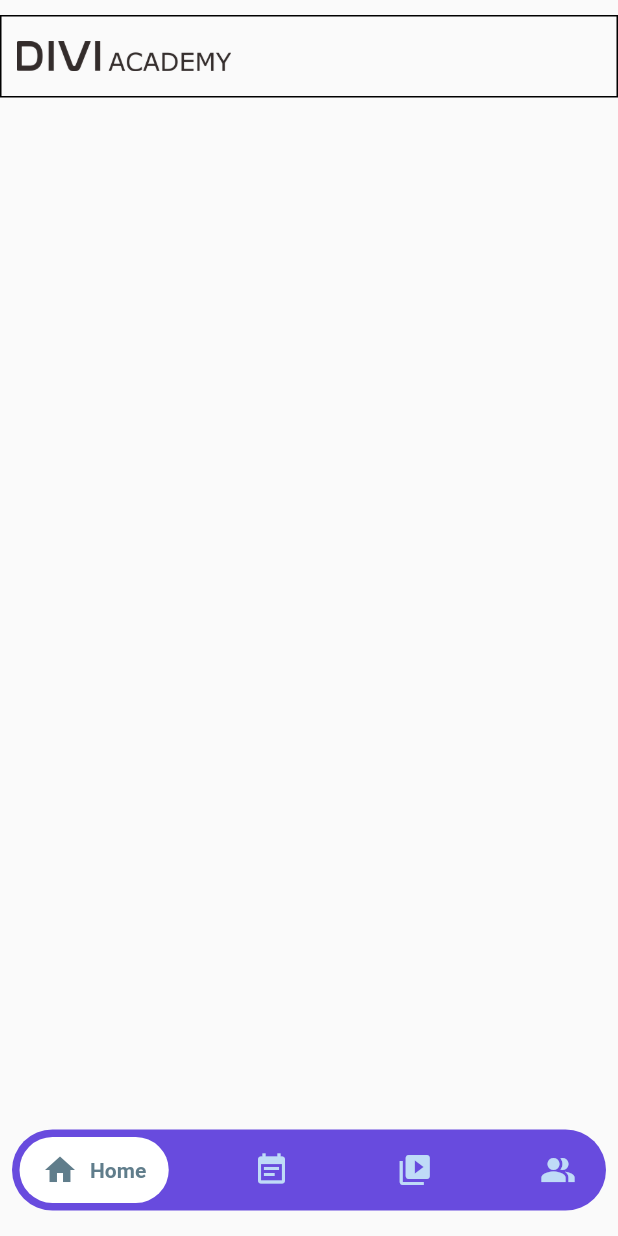
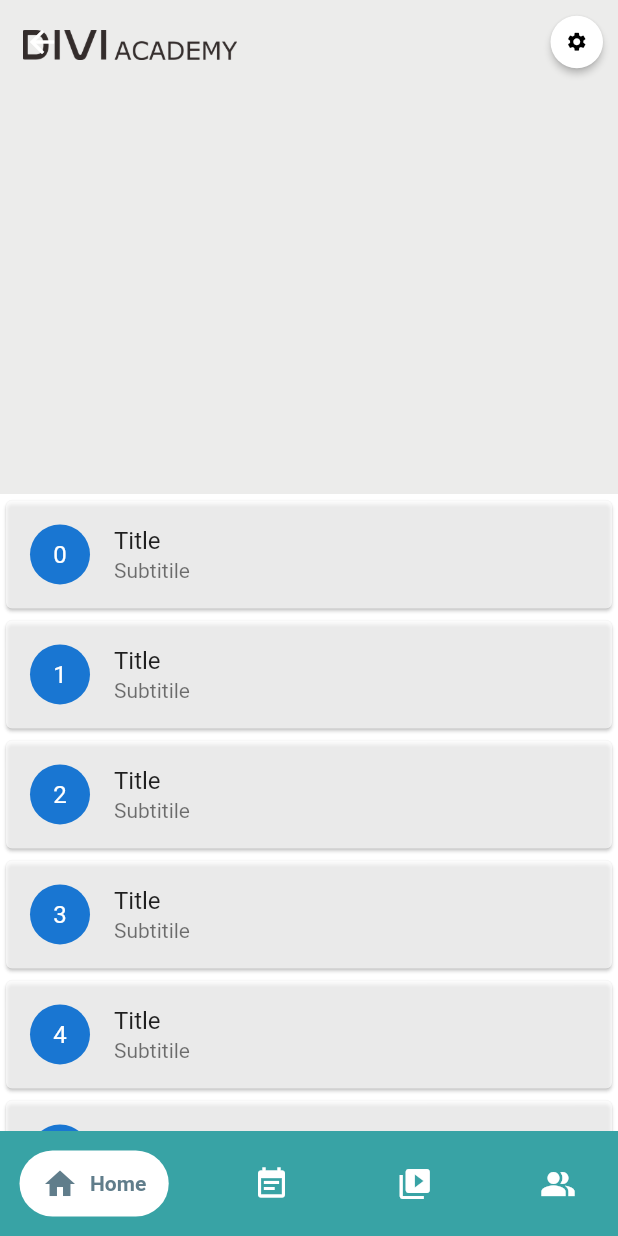
Before and after one commit to GigantiX/roles_app, a Flutter app: the HomeView screen opened by its route, on a phone screen of 412 x 824 dp. Run offline on Flutter 3.47's test engine with Material 2 defaults, Android fonts, the phone set to English and light mode, and no system bars; drawn by our look-alikes of draggable_home, google_nav_bar; our stand-ins replace firebase_auth, firebase_core, get, google_fonts, pinput; missing offline and left inert: flutter_animated_button; accounts and stored records are empty.

Commit message:
Home 30%

```diff
--- a/lib/app/modules/contenthome/views/contenthome_view.dart
+++ b/lib/app/modules/contenthome/views/contenthome_view.dart
@@ -1,3 +1,5 @@
+import 'package:approle/color_pack.dart';
+import 'package:draggable_home/draggable_home.dart';
 import 'package:flutter/material.dart';
 
 import 'package:get/get.dart';
@@ -10,32 +12,80 @@ class ContenthomeView extends GetView<ContenthomeController> {
     return Scaffold(
       resizeToAvoidBottomInset: false,
       body: Container(
-        constraints: BoxConstraints.expand(),
-        child: SingleChildScrollView(
-          child: Column(
-            children: [
-              SizedBox(
-                  height: 10
+        child: DraggableHome(
+          title: Image.asset('assets/images/DiviAcaHrznBlck.png',
+          height: 17,
+          ),
+          backgroundColor: Colors.white,
+          appBarColor: CoWhiteGrey,
+          fullyStretchable: false,
+          curvedBodyRadius: 0,
+          actions: [
+            SizedBox(
+              height: 35,
+              width: 35,
+              child: ElevatedButton(
+                onPressed: () {},
+                child: Icon(Icons.settings,
+                    color: Colors.black,
+                  size: 15,
+                ),
+                style: ElevatedButton.styleFrom(
+                  shape: CircleBorder(),
+                  padding: EdgeInsets.all(10),
+                  primary: Colors.white, // <-- Button color
+                  onPrimary: Colors.blueGrey, // <-- Splash color
+                ),
               ),
-              Container(
-                // color: Colors.black,
-                decoration: BoxDecoration(
-                  border: Border.all(width: 1)
+            ),
+            SizedBox(
+              width: 10,
+            )
+          ],
+          alwaysShowLeadingAndAction: true,
+          headerWidget: Container(
+            height: 150,
+            width: double.infinity,
+            color: CoWhiteGrey,
+            child: Column(
+              children: [
+                SizedBox(
+                  height: 20,
                 ),
-                width: double.infinity,
-                height: 55,
-                child: Row(
+                Row(
                   children: [
-                    SizedBox(width: 10),
+                    SizedBox(
+                      width: 15,
+                    ),
                     Image.asset(
                       'assets/images/DiviAcaHrznBlck.png',
                       height: 20,
                     ),
                   ],
                 ),
+              ],
+            ),
+          ),
+
+          body: [
+              ListView.builder(
+              padding: const EdgeInsets.only(top: 0),
+              physics: const NeverScrollableScrollPhysics(),
+              itemCount: 20,
+              shrinkWrap: true,
+              itemBuilder: (context, index) => Card(
+                color: Colors.white70,
+                child: ListTile(
+                  leading: CircleAvatar(
+                    child: Text("$index"),
+                  ),
+                  title: const Text("Title"),
+                  subtitle: const Text("Subtitile"),
+                ),
               ),
-            ],
-          )
+            )
+          ],
+
         ),
       )
     );
--- a/lib/app/modules/home/views/home_view.dart
+++ b/lib/app/modules/home/views/home_view.dart
@@ -38,9 +38,11 @@ class HomeView extends GetView<HomeController> {
             ],
           ),
         ),
-        bottomNavigationBar: Padding(
+        bottomNavigationBar: Container(
+          color: CoButtomBar,
           padding: const EdgeInsets.only(
-            bottom: 17,
+            top: 8,
+              bottom: 8,
             left: 8,
             right: 8
           ),
@@ -48,7 +50,7 @@ class HomeView extends GetView<HomeController> {
             decoration: BoxDecoration(
               // border: Border.all(),
               borderRadius: BorderRadius.all(Radius.circular(27)),
-              color: CoPurple
+              color: CoButtomBar
             ),
             // color: Colors.black45,
             child: Padding(
@@ -60,7 +62,7 @@ class HomeView extends GetView<HomeController> {
               GNav(
                   tabBackgroundColor: Colors.white,
                   haptic: true,
-                  color: CoLightBlue,
+                  color: Colors.white,
                   activeColor: Colors.blueGrey,
                   iconSize: 24,
                   padding: EdgeInsets.symmetric(
--- a/lib/color_pack.dart
+++ b/lib/color_pack.dart
@@ -11,3 +11,5 @@ const CoMaroon = Color(0xffa31621);
 const CoDarkFont = Colors.black45;
 const CoMidFont = Colors.white10;
 const CoPurple = Color(0xff684bde);
+const CoWhiteGrey = Color(0xffececeb);
+const CoButtomBar = Color(0xff38a3a5);
```
